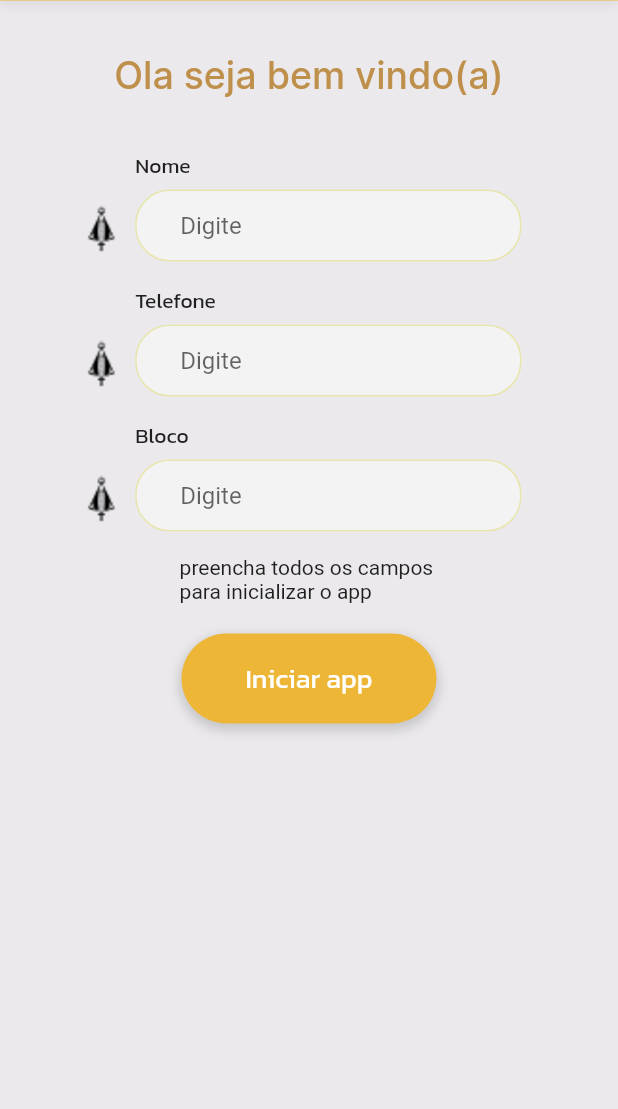
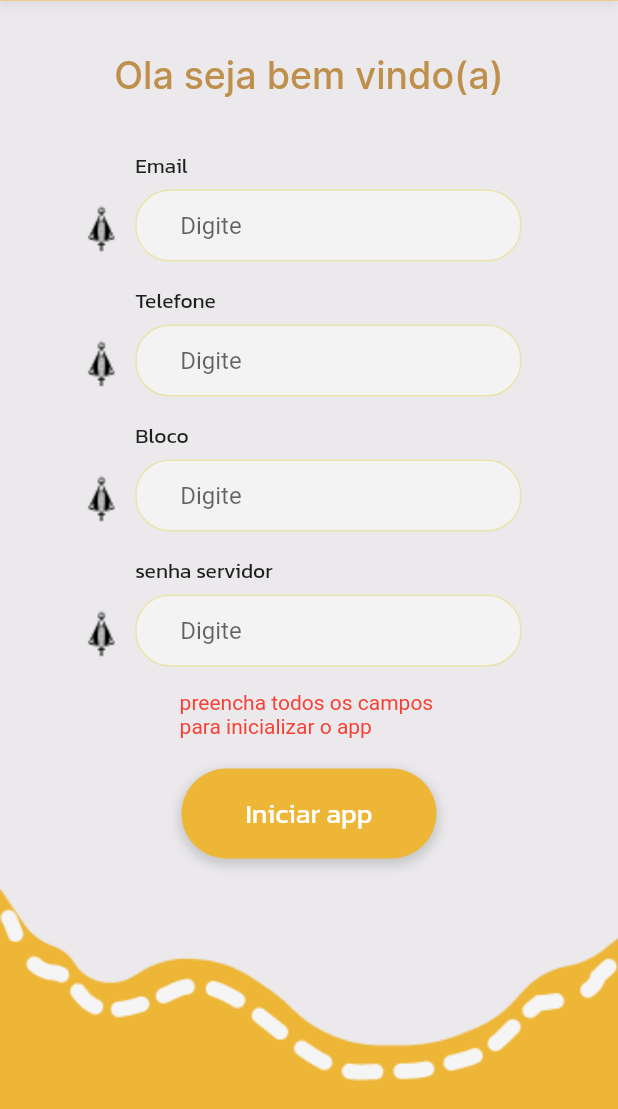
Before and after one commit to marco0antonio0/trabalho_extensao_projeto_cirio_2023, a Flutter app: the screen it shows after launch, after a tap on "Iniciar app", on a phone screen of 412 x 824 dp, the part 127-1236 px from its top. Run offline on Flutter 3.47's test engine with Material 2 defaults, Android fonts, the phone set to English and light mode, and no system bars; our stand-ins replace permission_handler, sqflite; accounts and stored records are empty.

Commit message:
upando correções

```diff
--- a/projeto/rota_religiosa/lib/components/widget_input_component.dart
+++ b/projeto/rota_religiosa/lib/components/widget_input_component.dart
@@ -8,27 +8,34 @@ class WidgetInputComponent extends StatefulWidget {
   TextInputType? mode;
   String titulo;
   bool isDisable = false;
+  bool password = false;
   WidgetInputComponent(
       {super.key,
       this.titulo = '',
       this.modeFormater = false,
       this.mode = TextInputType.text,
       required this.campo,
-      this.isDisable = false});
+      this.isDisable = false,
+      this.password = false});
 
   @override
   State<WidgetInputComponent> createState() => _WidgetInputComponentState(
-      campo: campo, modeFormater: modeFormater, isDisable: isDisable);
+      campo: campo,
+      modeFormater: modeFormater,
+      isDisable: isDisable,
+      password: password);
 }
 
 class _WidgetInputComponentState extends State<WidgetInputComponent> {
   bool isDisable = false;
   bool modeFormater = false;
+  bool password = false;
   TextEditingController campo;
   _WidgetInputComponentState(
       {required this.campo,
       required this.modeFormater,
-      this.isDisable = false});
+      this.isDisable = false,
+      this.password = false});
   @override
   Widget build(BuildContext context) {
     return Container(
@@ -69,6 +76,7 @@ class _WidgetInputComponentState extends State<WidgetInputComponent> {
                       )),
                   // component TextFiedld
                   TextField(
+                      obscureText: password,
                       enabled: !isDisable,
                       inputFormatters: modeFormater
                           ? <TextInputFormatter>[
--- a/projeto/rota_religiosa/lib/model/database.dart
+++ b/projeto/rota_religiosa/lib/model/database.dart
@@ -59,7 +59,8 @@ class DatabaseHelper {
           idUsuario TEXT,
           nome TEXT,
           telefone INTEGER,
-          bloco TEXT
+          bloco TEXT,
+          pass TEXT
       )
     ''');
   }
@@ -124,13 +125,14 @@ class DatabaseHelper {
   Future<int> insertUser({data}) async {
     final db = await database;
     final id = await db.rawInsert('''
-    INSERT INTO usuario (idUsuario,nome, telefone, bloco)
-    VALUES (?, ?, ?,?)
+    INSERT INTO usuario (idUsuario,nome, telefone, bloco,pass)
+    VALUES (?,?,?,?,?)
   ''', [
       data['idUsuario'],
       data['nome'],
       data['telefone'],
       data['bloco'],
+      data['pass'],
     ]);
 
     return id;
@@ -151,13 +153,14 @@ class DatabaseHelper {
       final db = await database;
       final id = await db.rawUpdate('''
     UPDATE usuario
-    SET nome = ?, telefone = ?, bloco = ?, idUsuario = ?
+    SET nome = ?, telefone = ?, bloco = ?, idUsuario = ? ,pass = ?
     WHERE id = ?
   ''', [
         data['nome'],
         data['telefone'],
         data['bloco'],
         data['idUsuario'],
+        data['pass'],
         data['id']
       ]);
 
--- a/projeto/rota_religiosa/lib/paginas/pagina_cadastro.dart
+++ b/projeto/rota_religiosa/lib/paginas/pagina_cadastro.dart
@@ -65,7 +65,7 @@ class _PaginaCadastroState extends State<PaginaCadastro> {
                         // entrada de texto para o campo >>>> 'Nome'
                         WidgetInputComponent(
                           campo: nomeCampo,
-                          titulo: 'Nome',
+                          titulo: 'Nome completo',
                           mode: TextInputType.name,
                         ),
                         // =============================================
@@ -119,10 +119,14 @@ class _PaginaCadastroState extends State<PaginaCadastro> {
                                   'sexo': streamDados.opSexo,
                                   'distancia': streamDados.cidadex
                                 };
-                                print(data);
                                 int result =
                                     await dbHelper.insertCad(data: data);
                                 if (result != 0) {
+                                  // nomeCampo.clear();
+                                  // idadeCampo.clear();
+                                  // streamDados.atualizarOpSexo('');
+                                  // streamDados.atualizarcidade('');
+                                  // streamDados.atualizarListaAtendimento('');
                                   // ignore: use_build_context_synchronously
                                   config_rota().animacao_2(context,
                                       novaPagina: PaginoMensagemSistemaCad(
--- a/projeto/rota_religiosa/lib/paginas/pagina_consulta.dart
+++ b/projeto/rota_religiosa/lib/paginas/pagina_consulta.dart
@@ -1,5 +1,4 @@
 import 'package:flutter/material.dart';
-import 'package:rota_religiosa/components/widget_bottomBar.dart';
 import 'package:rota_religiosa/components/widget_colunms_cards.dart';
 import 'package:rota_religiosa/components/widget_titulo.dart';
 import 'package:rota_religiosa/components/widget_topbar.dart';
--- a/projeto/rota_religiosa/lib/paginas/pagina_home.dart
+++ b/projeto/rota_religiosa/lib/paginas/pagina_home.dart
@@ -1,5 +1,4 @@
 import 'package:flutter/material.dart';
-import 'package:rota_religiosa/components/widget_bottomBar.dart';
 import 'package:rota_religiosa/components/widget_display.dart';
 import 'package:rota_religiosa/components/widget_menu.dart';
 import 'package:rota_religiosa/components/widget_titulo.dart';
--- a/projeto/rota_religiosa/lib/paginas/pagina_primeira_inicializacao.dart
+++ b/projeto/rota_religiosa/lib/paginas/pagina_primeira_inicializacao.dart
@@ -1,3 +1,4 @@
+import 'package:rota_religiosa/components/widget_bottomBar.dart';
 import 'package:rota_religiosa/components/widget_buttom.dart';
 import 'package:rota_religiosa/components/widget_input_component.dart';
 import 'package:rota_religiosa/components/widget_titulo.dart';
@@ -21,6 +22,7 @@ class _PaginaPrimeiraInicializacaoState
   TextEditingController nomeCampo = TextEditingController();
   TextEditingController telefoneCampo = TextEditingController();
   TextEditingController blocoCampo = TextEditingController();
+  TextEditingController passWordServerCampo = TextEditingController();
   final dbHelper = DatabaseHelper();
   StreamDados streamDados = StreamDados();
   bool erro = false;
@@ -29,11 +31,15 @@ class _PaginaPrimeiraInicializacaoState
   Widget build(BuildContext context) {
     return SafeArea(
       child: Scaffold(
-          backgroundColor: Color(0xffEBE9EC),
-          body: SingleChildScrollView(
+          backgroundColor: const Color(0xffEBE9EC),
+          body: Column(
+            children: [
+              Widgettopbar(),
+              Expanded(
+                  child: Container(
+                child: SingleChildScrollView(
                   child: Column(
                     children: [
-                Widgettopbar(),
                       //========================================
                       // Componente Titulo 'EDITAR PERFIL'
                       WidgetTitulo(titulo: 'Ola seja bem vindo(a)'),
@@ -41,8 +47,8 @@ class _PaginaPrimeiraInicializacaoState
                       //entrada de texto para alteração do campo >>>> 'Nome'
                       WidgetInputComponent(
                         campo: nomeCampo,
-                  titulo: 'Nome',
-                  mode: TextInputType.text,
+                        titulo: 'Email',
+                        mode: TextInputType.emailAddress,
                       ),
                       //========================================
                       //entrada de texto para alteração do campo >>>> 'Telefone'
@@ -58,9 +64,18 @@ class _PaginaPrimeiraInicializacaoState
                         titulo: 'Bloco',
                         mode: TextInputType.text,
                       ),
+                      //========================================
+                      //entrada de texto para alteração do campo >>>> 'passWordServer'
+                      WidgetInputComponent(
+                        campo: passWordServerCampo,
+                        titulo: 'senha servidor',
+                        mode: TextInputType.visiblePassword,
+                        password: true,
+                      ),
                       erro
-                    ? Container(
-                        child: Text(erroMensagem!),
+                          ? Text(
+                              erroMensagem!,
+                              style: const TextStyle(color: Colors.red),
                             )
                           : Container(),
                       //========================================
@@ -70,12 +85,14 @@ class _PaginaPrimeiraInicializacaoState
                           onTap: () async {
                             if (nomeCampo.text.isNotEmpty &&
                                 telefoneCampo.text.isNotEmpty &&
-                        blocoCampo.text.isNotEmpty) {
+                                blocoCampo.text.isNotEmpty &&
+                                passWordServerCampo.text.isNotEmpty) {
                               dynamic data = {
                                 'idUsuario': nomeCampo.text,
                                 'nome': nomeCampo.text,
                                 'telefone': int.parse(telefoneCampo.text),
-                        'bloco': blocoCampo.text
+                                'bloco': blocoCampo.text,
+                                'pass': passWordServerCampo.text
                               };
                               int x = await dbHelper.insertUser(data: data);
                               if (x != 0) {
@@ -83,7 +100,8 @@ class _PaginaPrimeiraInicializacaoState
                                 streamDados.atualizardata(y);
                                 // ignore: use_build_context_synchronously
                                 config_rota().animacao_2(context,
-                            mode: false, novaPagina: const PaginoHome());
+                                    mode: false,
+                                    novaPagina: const PaginoHome());
                               } else {
                                 setState(() {
                                   erro = true;
@@ -98,10 +116,13 @@ class _PaginaPrimeiraInicializacaoState
                                     'preencha todos os campos \npara inicializar o app';
                               });
                             }
-                  },
-                ),
+                          }),
+                      const Widgetbottom()
                     ],
                   ),
+                ),
+              ))
+            ],
           )),
     );
   }
--- a/projeto/rota_religiosa/lib/paginas/pagina_updateCad.dart
+++ b/projeto/rota_religiosa/lib/paginas/pagina_updateCad.dart
@@ -69,7 +69,7 @@ class _PaginaUpdateCadastroState extends State<PaginaUpdateCadastro> {
                         // entrada de texto para o campo >>>>  Nome
                         WidgetInputComponent(
                           campo: nomeCampo,
-                          titulo: 'Nome',
+                          titulo: 'Nome completo',
                           mode: TextInputType.name,
                         ),
                         //==============================================
--- a/projeto/rota_religiosa/lib/paginas/splashScreen.dart
+++ b/projeto/rota_religiosa/lib/paginas/splashScreen.dart
@@ -39,13 +39,12 @@ class _SplashLoadState extends State<SplashLoad> {
                     image: AssetImage('assets/appsplashImage.png'))),
           ]),
           Align(
-              alignment: Alignment(0, -0.2),
+              alignment: const Alignment(0, -0.2),
               child: FutureBuilder(
                 future: dbHelper.selectUser(),
                 builder: (context, AsyncSnapshot snapshot) {
                   if (snapshot.connectionState == ConnectionState.done) {
                     // ignore: avoid_print
-                    print(snapshot.data);
                     if (snapshot.data.isEmpty) {
                       Future.delayed(const Duration(seconds: 6), () {
                         config_rota().animacao_2(context,
```
Also changed, not shown: projeto/rota_religiosa/lib/components/widget_drop_buttom_component.dart (+22 -22 lines), projeto/rota_religiosa/lib/components/widget_msg.dart (+6 -2 lines), projeto/rota_religiosa/lib/model/callSup.dart (added, +17 -0 lines), projeto/rota_religiosa/lib/model/getData.dart (+5 -15 lines), projeto/rota_religiosa/lib/paginas/pagina_editar_perfil.dart (+20 -7 lines), projeto/rota_religiosa/lib/paginas/pagina_mensagem_sis_cad.dart (+15 -9 lines), projeto/rota_religiosa/lib/paginas/pagina_mensagem_sis_delete.dart (+7 -1 lines), projeto/rota_religiosa/lib/paginas/pagina_mensagem_sis_export.dart (+5 -2 lines), projeto/rota_religiosa/lib/paginas/pagina_mensagem_sis_export_mensage.dart (+13 -5 lines), projeto/rota_religiosa/lib/paginas/pagina_mensagem_sis_suporte.dart (+3 -16 lines). Lines whose indentation alone changed are shown as unchanged.
